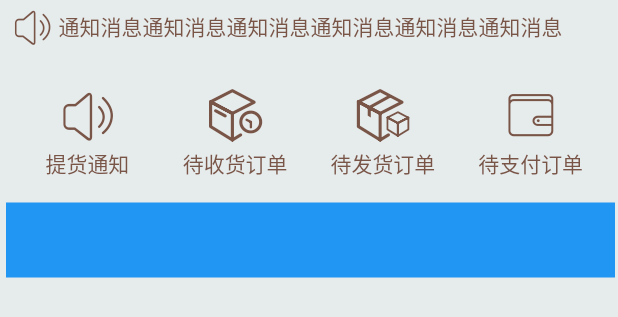
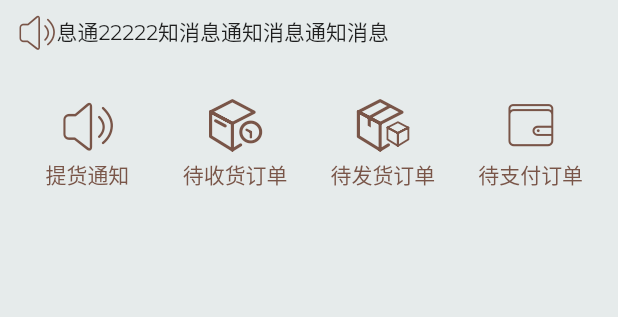
Before and after one commit to xuyanzhuqing/consumerteamui, a Flutter app: the Homepage widget shown alone on an empty page, opened directly, on a phone screen of 412 x 824 dp. Shown: the top 317 px of the screen. Run offline on Flutter 3.47's test engine with Material 2 defaults, Android fonts, the phone set to English and light mode, and no system bars; our stand-ins replace form_field_validator, google_fonts, matcher, shared_preferences; accounts and stored records are empty.

Commit message:
首页改版

```diff
--- a/lib/consumer/views/home/home.dart
+++ b/lib/consumer/views/home/home.dart
@@ -1,6 +1,7 @@
 import 'package:flutter/cupertino.dart';
 import 'package:flutter/material.dart';
-import 'package:matcher/matcher.dart';
+import './orders/orders.dart';
+import 'package:consumerteamui/components/loop_notice.dart';
 
 class Homepage extends StatefulWidget {
   final bool isHead;
@@ -20,195 +21,12 @@ class _HomepageState extends State<Homepage> {
     return Container(
       padding: const EdgeInsets.only(top: 0, left: 4, right: 4, bottom: 8),
       child: Column(children: <Widget>[
-        Notice(),
-        UserCon(),
-        // HeadCon(),
-        ListContent(),
+        LoopNotice(
+          tip: '通知消233息通22222知消息通知消息通知消息',
+          textStyle: TextStyle(fontSize: 14.0),
+        ),
+        Orders(),
       ]),
     );
   }
 }
-
-class UserCon extends StatelessWidget {
-  const UserCon({Key? key}) : super(key: key);
-
-  @override
-  Widget build(BuildContext context) {
-    return Container(
-      height: 100,
-      child: GridView.count(
-          //水平子Widget之间间距
-          crossAxisSpacing: 10.0,
-          //垂直子Widget之间间距
-          mainAxisSpacing: 5.0,
-          //GridView内边距
-          padding: EdgeInsets.all(10.0),
-          //一行的Widget数量
-          crossAxisCount: 4,
-          //子Widget列表
-          children: <Widget>[
-            ItemBotton(
-              Txt: "提货通知",
-              IconData: IconData(0xe61b, fontFamily: 'Albb'),
-              goUrl: "TakePage",
-            ),
-            ItemBotton(
-              Txt: "待收货订单",
-              IconData: IconData(0xe637, fontFamily: 'Albb'),
-              goUrl: "ReceivingPage",
-            ),
-            ItemBotton(
-              Txt: "待发货订单",
-              IconData: IconData(0xe633, fontFamily: 'Albb'),
-              goUrl: "SendoutPage",
-            ),
-            ItemBotton(
-              Txt: "待支付订单",
-              IconData: IconData(0xe617, fontFamily: 'Albb'),
-              goUrl: "PaidPage",
-            ),
-          ]),
-    );
-  }
-}
-
-class ItemBotton extends StatelessWidget {
-  var Txt;
-  var IconData;
-  var goUrl;
-  ItemBotton({
-    Key? key,
-    required this.Txt,
-    required this.IconData,
-    required this.goUrl,
-  }) : super(key: key);
-
-  @override
-  Widget build(BuildContext context) {
-    return Container(
-        child: new InkWell(
-      onTap: () {
-        Navigator.of(context).pushNamed(goUrl);
-      },
-      child: Column(
-        mainAxisAlignment: MainAxisAlignment.center,
-        children: [
-          Icon(
-            IconData,
-            size: 35,
-            color: Colors.brown,
-          ),
-          Container(
-            padding: EdgeInsets.only(top: 5),
-            child: Text(
-              Txt,
-              style: TextStyle(color: Colors.brown, fontSize: 14),
-            ),
-          )
-        ],
-      ),
-    ));
-  }
-}
-
-class HeadCon extends StatelessWidget {
-  @override
-  Widget build(BuildContext context) {
-    return Container(
-      height: 100,
-      child: GridView.count(
-          //水平子Widget之间间距
-          crossAxisSpacing: 10.0,
-          //垂直子Widget之间间距
-          mainAxisSpacing: 5.0,
-          //GridView内边距
-          padding: EdgeInsets.all(10.0),
-          //一行的Widget数量
-          crossAxisCount: 4,
-          //子Widget列表
-          children: <Widget>[
-            ItemBotton(
-              Txt: "进行中",
-              IconData: IconData(0xe63f, fontFamily: 'Albb'),
-              goUrl: "Takepage",
-            ),
-            ItemBotton(
-              Txt: "待支付",
-              IconData: IconData(0xe617, fontFamily: 'Albb'),
-              goUrl: "Receivingpage",
-            ),
-            ItemBotton(
-              Txt: "历史记录",
-              IconData: IconData(0xe617, fontFamily: 'Albb'),
-              goUrl: "Sendoutpage",
-            ),
-            ItemBotton(
-              Txt: "开新团",
-              IconData: IconData(0xe649, fontFamily: 'Albb'),
-              goUrl: "Paidpage",
-            ),
-          ]),
-    );
-  }
-}
-
-class Notice extends StatelessWidget {
-  const Notice({Key? key}) : super(key: key);
-  @override
-  Widget build(BuildContext context) {
-    return Container(
-      padding: EdgeInsets.all(5.0),
-      child: new InkWell(
-          onTap: () {
-            print("NoticeNoticeNotice");
-          },
-          child: Row(
-            children: [
-              Icon(
-                IconData(0xe61b, fontFamily: 'Albb'),
-                size: 25,
-                color: Colors.brown,
-              ),
-              Container(
-                padding: EdgeInsets.only(left: 5),
-                child: Text(
-                  "通知消息通知消息通知消息通知消息通知消息通知消息",
-                  style: TextStyle(color: Colors.brown, fontSize: 14),
-                ),
-              )
-            ],
-          )),
-    );
-  }
-}
-
-class ListContent extends StatelessWidget {
-  @override
-  Widget build(BuildContext context) {
-    return Row(
-      children: <Widget>[
-        Container(
-          color: Colors.blue,
-          height: 50,
-          width: 406,
-        ),
-      ],
-    );
-  }
-}
-
-class LeftView extends StatelessWidget {
-  @override
-  Widget build(BuildContext context) {
-    return ListView(
-      children: <Widget>[
-        ListTile(
-          title: Text("你好这是一个列表"),
-        ),
-        ListTile(
-          title: Text("你好这是一个列表"),
-        ),
-      ],
-    );
-  }
-}
```
